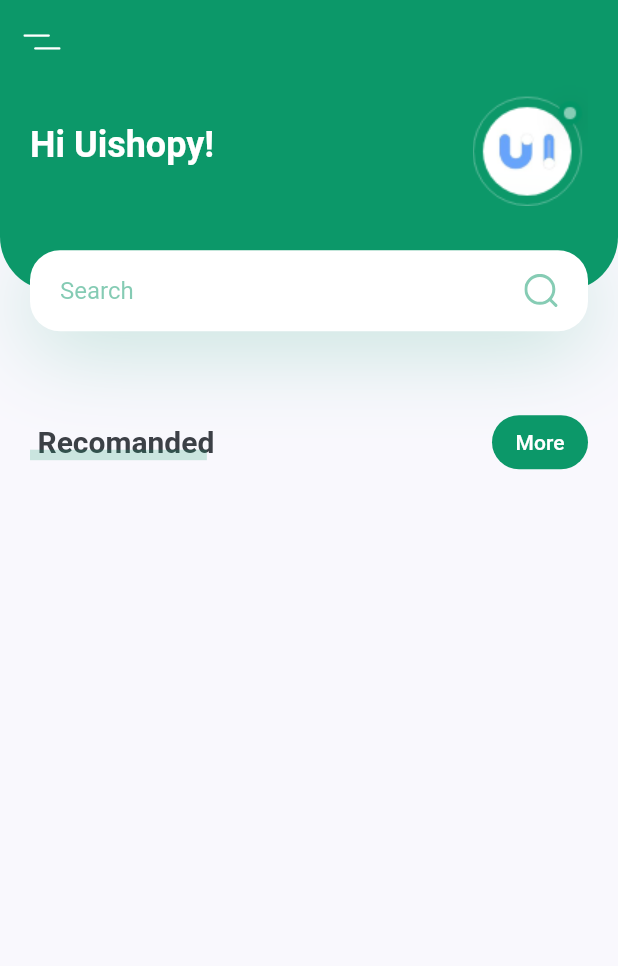
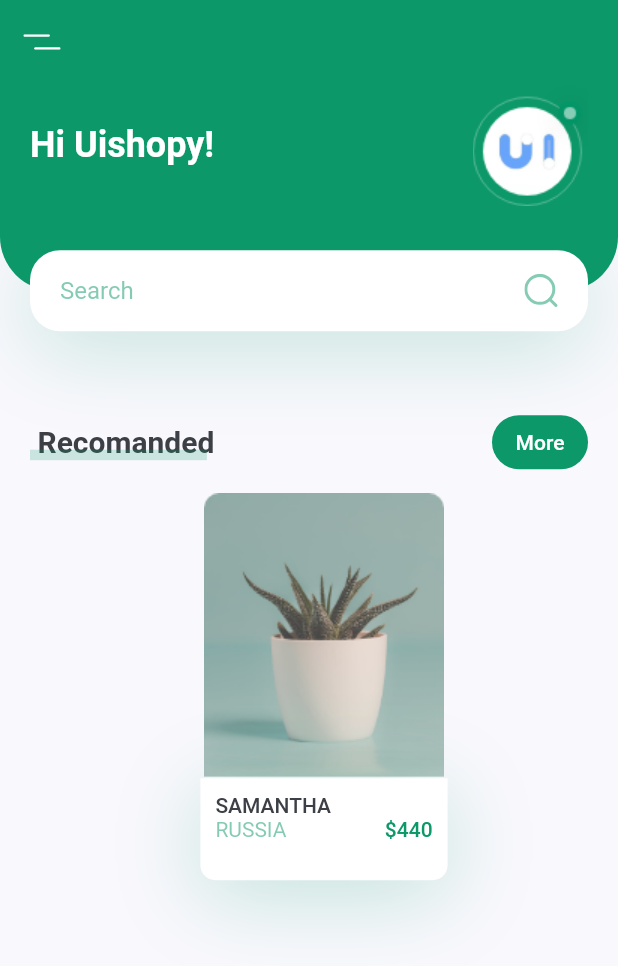
Before and after one commit to pulokbd/plant_app, a Flutter app: the screen it shows after launch, on a phone screen of 412 x 824 dp. Shown: the top 966 px of the screen. Run offline on Flutter 3.47's test engine with Material 2 defaults, Android fonts, the phone set to English and light mode, and no system bars; our stand-ins replace flutter_svg.

Commit message:
feat:card widget created for recommended item list

```diff
--- a/lib/screens/home/components/body.dart
+++ b/lib/screens/home/components/body.dart
@@ -13,10 +13,91 @@ class Body extends StatelessWidget {
     return SingleChildScrollView(
       child: Column(
         children: [
+
           HeaderWithSearchBox(size: size),
+
           TitleWithMoreButton(title: "Recomanded", press: (){}),
+
+          RecomandedCard(image: "assets/images/image_1.png", title: "Samantha", country: "Russia",price: 440,press: (){},)
         ],
       ),
     );
   }
 }
+
+class RecomandedCard extends StatelessWidget {
+  RecomandedCard({
+    Key? key, required this.image, required this.title, required this.country, required this.price, required this.press,
+
+
+  }) : super(key: key);
+
+  final String image, title, country;
+  final int price;
+  final VoidCallback press;
+
+  @override
+  Widget build(BuildContext context) {
+    final Size size = MediaQuery.of(context).size;
+    return GestureDetector(
+      onTap: press,
+      child: Container(
+        margin: const EdgeInsets.only(
+          left: kDefaultPadding,
+          top: kDefaultPadding / 2,
+          bottom: kDefaultPadding * 2.5,
+        ),
+        width: size.width * 0.4,
+        child: Column(
+          children: [
+            Image.asset(image),
+            Container(
+              padding: EdgeInsets.all(kDefaultPadding / 2),
+              decoration: BoxDecoration(
+                color: Colors.white,
+                borderRadius: const BorderRadius.only(
+                  bottomLeft: Radius.circular(10),
+                  bottomRight: Radius.circular(10),
+                ),
+                boxShadow: [
+                  BoxShadow(
+                      offset: const Offset(0, 10),
+                      blurRadius: 50,
+                      color: kPrimaryColor.withOpacity(0.23)
+                  )
+                ]
+              ),
+              child: Row(
+                children: [
+                  RichText(
+                    text: TextSpan(
+                      children: [
+                        TextSpan(
+                          text: "$title\n".toUpperCase(),
+                          style: Theme.of(context).textTheme.button,
+                        ),
+                        TextSpan(
+                          text: "$country\n".toUpperCase(),
+                          style: TextStyle(
+                            color: kPrimaryColor.withOpacity(0.5),
+                          )
+                        ),
+                      ]
+                    ),
+                  ),
+                  Spacer(),
+                  Text(
+                    "\$$price",
+                    style: Theme.of(context)
+                    .textTheme
+                    .button?.copyWith(color: kPrimaryColor),
+                  )
+                ],
+              ),
+            )
+          ],
+        ),
+      ),
+    );
+  }
+}
```
